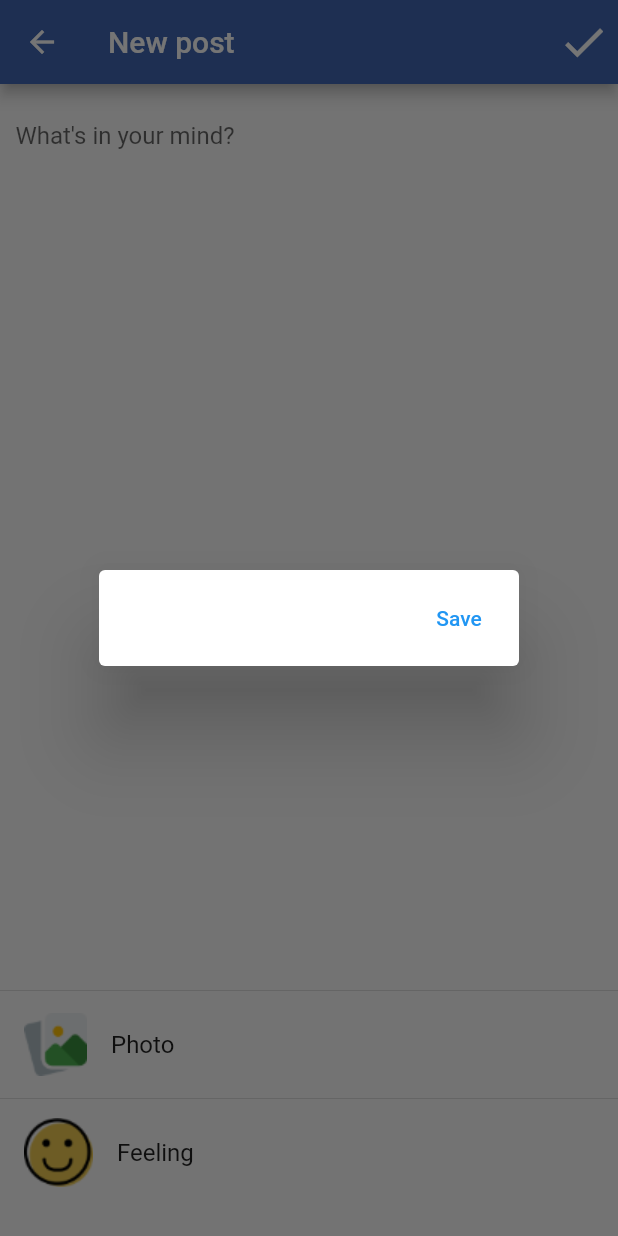
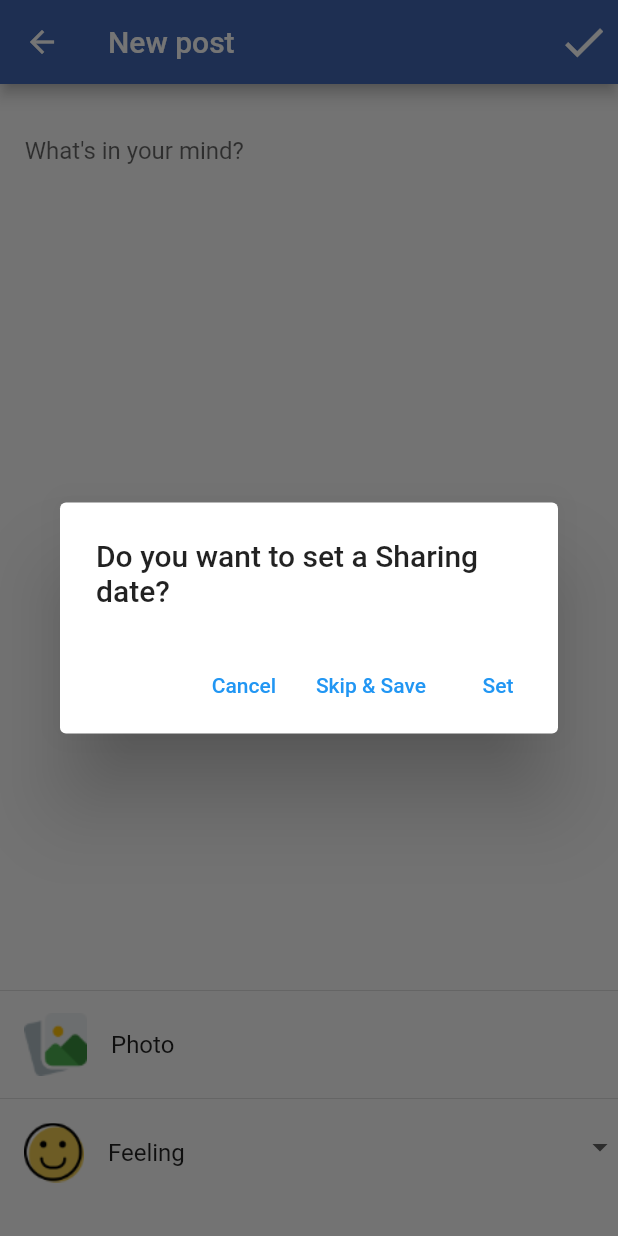
Before and after one commit to HashemAlkeshawi/theApp_Later, a Flutter app: the FaceCreate screen opened directly, after a tap on the "done" icon, on a phone screen of 412 x 824 dp. Run offline on Flutter 3.47's test engine with Material 2 defaults, Android fonts, the phone set to English and light mode, and no system bars; our stand-ins replace easy_localization, emoji_picker_flutter, flutter_datetime_picker, flutter_screenutil, image_picker, sqflite; missing offline and left inert: expendable_fab, swipeable_tile; accounts and stored records are empty.

Commit message:
CRUID operations from ui

```diff
--- a/lib/DataStorage/DB_Helper.dart
+++ b/lib/DataStorage/DB_Helper.dart
@@ -1,15 +1,10 @@
 import 'package:later/posts/PostArchiticture.dart';
-import 'package:later/posts/facebook/F_Post.dart';
 import 'package:path/path.dart';
 import 'package:sqflite/sqflite.dart';
 
 class DbHelper {
   DbHelper._();
   static DbHelper dbHelper = DbHelper._();
-  // Tables names
-  static const String messagesTableName = 'messages';
-
-// Columns names
 
   Database? database;
   initDatabase() async {
@@ -32,7 +27,7 @@ class DbHelper {
   ${PostsTable.dueOnColumName} TEXT,
   ${PostsTable.imagePathColumName} TEXT,
   ${PostsTable.isTimedColumName} INTEGER,
-  ${PostsTable.feelingColumName} TEXT,
+  ${PostsTable.feelingColumName} TEXT
   )
 ''');
       db.execute('''
@@ -42,7 +37,7 @@ class DbHelper {
   ${MessagesTable.creationTimeColumName} TEXT,
   ${MessagesTable.dueOnColumName} TEXT,
   ${MessagesTable.toColumnName} TEXT,
-  ${MessagesTable.isTimedColumName} INTEGER,
+  ${MessagesTable.isTimedColumName} INTEGER
   )
 ''');
     }, onOpen: (db) async {
@@ -137,6 +132,6 @@ class MessagesTable {
   static const String contentColumName = 'content';
   static const String creationTimeColumName = 'creationTime';
   static const String dueOnColumName = 'dueOn';
-  static const String toColumnName = 'to';
+  static const String toColumnName = 'toWhom';
   static const String isTimedColumName = 'isTimed';
 }
--- a/lib/main.dart
+++ b/lib/main.dart
@@ -1,6 +1,7 @@
 import 'package:easy_localization/easy_localization.dart';
 import 'package:flutter/material.dart';
 import 'package:flutter_screenutil/flutter_screenutil.dart';
+import 'package:later/DataStorage/DB_Helper.dart';
 import 'package:later/appRouter.dart';
 import 'package:later/screens/Messages.dart';
 import 'package:later/screens/Posts.dart';
@@ -10,6 +11,8 @@ import 'screens/Home.dart';
 void main() async {
   WidgetsFlutterBinding.ensureInitialized();
   await EasyLocalization.ensureInitialized();
+  await DbHelper.dbHelper.initDatabase();
+
   runApp(EasyLocalization(
       supportedLocales: const [Locale('en'), Locale('ar')],
       path: 'assets/langs',
--- a/lib/posts/PostArchiticture.dart
+++ b/lib/posts/PostArchiticture.dart
@@ -3,7 +3,7 @@ import 'package:later/posts/facebook/F_Post.dart';
 import 'package:later/posts/instagram/I_post.dart';
 
 class PostMaster {
-  String? id;
+  int? id;
   String? content;
   DateTime? creationTime;
   DateTime? dueOn;
--- a/lib/posts/facebook/F_Post.dart
+++ b/lib/posts/facebook/F_Post.dart
@@ -1,3 +1,4 @@
+import 'package:flutter/material.dart';
 import 'package:later/posts/PostArchiticture.dart';
 
 class F_Post extends PostMaster {
@@ -32,4 +33,28 @@ class Feeling {
   static const String relaxed = "relaxed";
   static const String sick = "sick";
   static const String sleepy = "sleepy";
+
+  static List<String> toList() {
+    return [
+      happy,
+      loved,
+      angry,
+      excited,
+      crazy,
+      blessed,
+      sad,
+      thankful,
+      grateful,
+      embarrassed,
+      alone,
+      awesome,
+      creative,
+      annoyed,
+      tired,
+      cool,
+      relaxed,
+      sick,
+      sleepy
+    ];
+  }
 }
--- a/lib/posts/facebook/face_create.dart
+++ b/lib/posts/facebook/face_create.dart
@@ -2,10 +2,13 @@ import 'dart:io';
 
 import 'package:easy_localization/easy_localization.dart';
 import 'package:flutter/material.dart';
+import 'package:flutter_datetime_picker/flutter_datetime_picker.dart';
 import 'package:flutter_screenutil/flutter_screenutil.dart';
 import 'package:image_picker/image_picker.dart';
+import 'package:later/DataStorage/DB_Helper.dart';
 import 'package:later/posts/facebook/F_Post.dart';
 
+import '../../widgets/Feeling.dart';
 import '../../widgets/saveDialog.dart';
 
 class FaceCreate extends StatefulWidget {
@@ -17,8 +20,10 @@ class FaceCreate extends StatefulWidget {
 
 class _FaceCreateState extends State<FaceCreate> {
   TextEditingController contentController = TextEditingController();
-  Feeling? feeling;
+  String? selectedFeeling;
   String? imagePath;
+  DateTime? dueOn;
+  bool? isTimed;
 
   File? selectedImage;
 
@@ -28,7 +33,33 @@ class _FaceCreateState extends State<FaceCreate> {
     setState(() {});
   }
 
-  void savePost() {}
+  void dateTimePicker() {
+    DatePicker.showDateTimePicker(context,
+        showTitleActions: true,
+        minTime: DateTime.now(),
+        maxTime: DateTime(2023, 12, 31),
+        onChanged: (v) {}, onConfirm: (date) {
+      dueOn = date;
+      isTimed = true;
+      savePost();
+      print(dueOn);
+      print('confirm $date');
+      Navigator.pop(context);
+      Navigator.pop(context);
+    }, currentTime: DateTime.now(), locale: LocaleType.en);
+  }
+
+  void savePost() {
+    F_Post post = F_Post(
+        content: contentController.text,
+        creationTime: DateTime.now(),
+        imagePath: selectedImage == null ? '' : selectedImage!.path,
+        dueOn: DateTime.now(),
+        isTimed: isTimed!,
+        feeling: selectedFeeling);
+
+    DbHelper.dbHelper.insertNewPost(post);
+  }
 
   @override
   Widget build(BuildContext context) {
@@ -42,7 +73,7 @@ class _FaceCreateState extends State<FaceCreate> {
               onPressed: () {
                 showDialog(
                     context: context,
-                    builder: (context) => saveDialog(savePost));
+                    builder: (context) => saveDialog(savePost, dateTimePicker));
               },
               icon: Icon(
                 Icons.done,
@@ -55,12 +86,18 @@ class _FaceCreateState extends State<FaceCreate> {
           height: screenHeight,
           child: ListView(
             children: [
-              TextField(
+              FeelingW(
+                emojiName: selectedFeeling,
+              ),
+              Container(
+                padding: EdgeInsets.symmetric(horizontal: 8.w, vertical: 12.h),
+                child: TextField(
                   controller: contentController,
                   maxLines: null,
                   decoration: InputDecoration(
                     border: InputBorder.none,
                     hintText: "FCH".tr(),
+                  ),
                 ),
               ),
               Container(
@@ -81,10 +118,33 @@ class _FaceCreateState extends State<FaceCreate> {
                 title: Text("Photo".tr()),
               ),
               const Divider(),
-              ListTile(
-                leading: Image.asset("assets/images/feeling.png"),
+              DropdownButton<String>(
+                  hint: ListTile(
                     title: Text("Feeling".tr()),
-              )
+                    leading: CircleAvatar(
+                      backgroundColor: Colors.transparent,
+                      child: Image.asset('assets/images/feeling.png'),
+                    ),
+                  ),
+                  isExpanded: true,
+                  underline: SizedBox(),
+                  value: selectedFeeling,
+                  items: (Feeling.toList()).map((e) {
+                    return DropdownMenuItem<String>(
+                      value: e,
+                      child: ListTile(
+                        title: Text(e),
+                        leading: CircleAvatar(
+                          backgroundColor: Colors.transparent,
+                          child: Image.asset('assets/emojis/$e.png'),
+                        ),
+                      ),
+                    );
+                  }).toList(),
+                  onChanged: (v) {
+                    selectedFeeling = v;
+                    setState(() {});
+                  }),
             ],
           )),
     );
--- a/lib/widgets/Feeling.dart
+++ b/lib/widgets/Feeling.dart
@@ -9,12 +9,14 @@ class FeelingW extends StatelessWidget {
   @override
   Widget build(BuildContext context) {
     return Container(
-      height: 50.h,
-      child: ListTile(
-        minLeadingWidth: 5,
-        leading: Image.asset('assets/emojis/$emojiName.png'),
-        title: Text("${"Feeling".tr()} $emojiName"),
-      ),
+      height: emojiName == null ? 0 : 50.h,
+      child: emojiName == null
+          ? const SizedBox()
+          : ListTile(
+              minLeadingWidth: 5,
+              leading: Image.asset('assets/emojis/$emojiName.png'),
+              title: Text("${"Feeling".tr()} ${emojiName!.tr()}"),
+            ),
     );
   }
 }
--- a/lib/widgets/saveDialog.dart
+++ b/lib/widgets/saveDialog.dart
@@ -1,14 +1,23 @@
-import 'package:flutter/cupertino.dart';
+import 'package:easy_localization/easy_localization.dart';
 import 'package:flutter/material.dart';
+import 'package:flutter_datetime_picker/flutter_datetime_picker.dart';
 
 class saveDialog extends StatelessWidget {
-  saveDialog(this.onPressed);
-  final VoidCallback onPressed;
+  saveDialog(this.skipAndSave, this.setDateTime);
+  final VoidCallback skipAndSave;
+  final VoidCallback setDateTime;
   @override
   Widget build(BuildContext context) {
     return AlertDialog(
+      title: Text("alertSave".tr()),
       actions: [
-        TextButton(onPressed: onPressed, child: const Text("Save")),
+        TextButton(
+            onPressed: () {
+              Navigator.pop(context);
+            },
+            child: const Text("Cancel")),
+        TextButton(onPressed: skipAndSave, child: const Text("Skip & Save")),
+        TextButton(onPressed: setDateTime, child: const Text("Set")),
       ],
     );
   }
```
Also changed, not shown: assets/langs/en.json (+21 -16 lines), lib/DataStorage/Temp.dart (+13 -7 lines), lib/screens/Home.dart (+8 -1 lines), lib/screens/Posts.dart (+13 -6 lines). Lines whose indentation alone changed are shown as unchanged.
